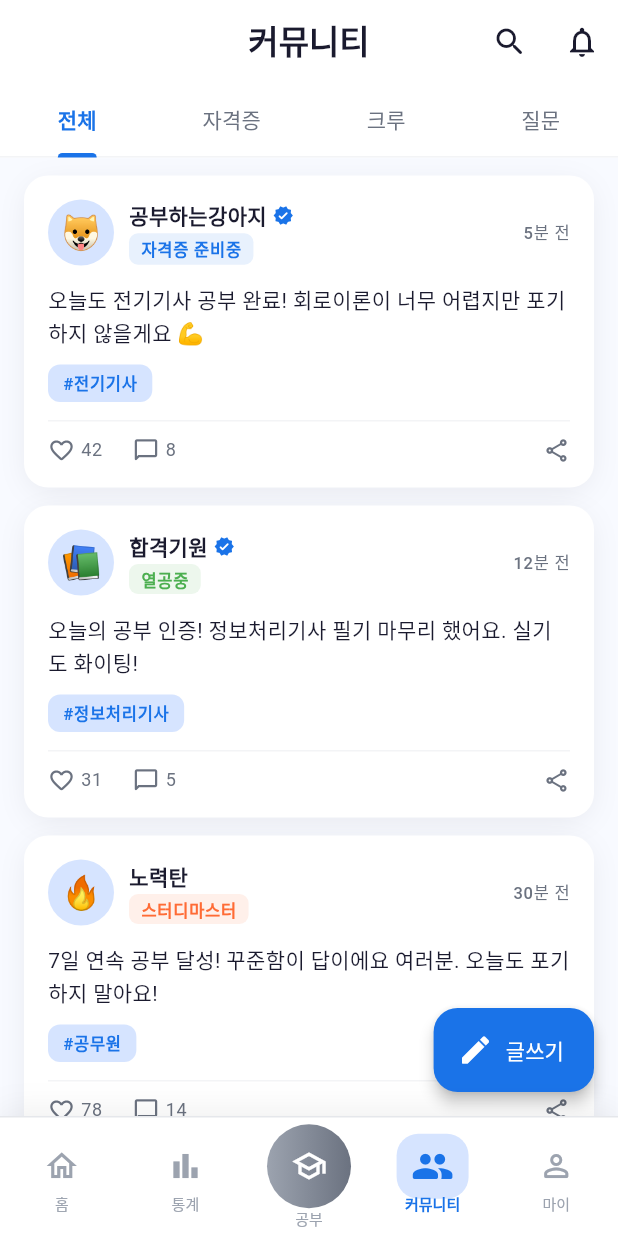
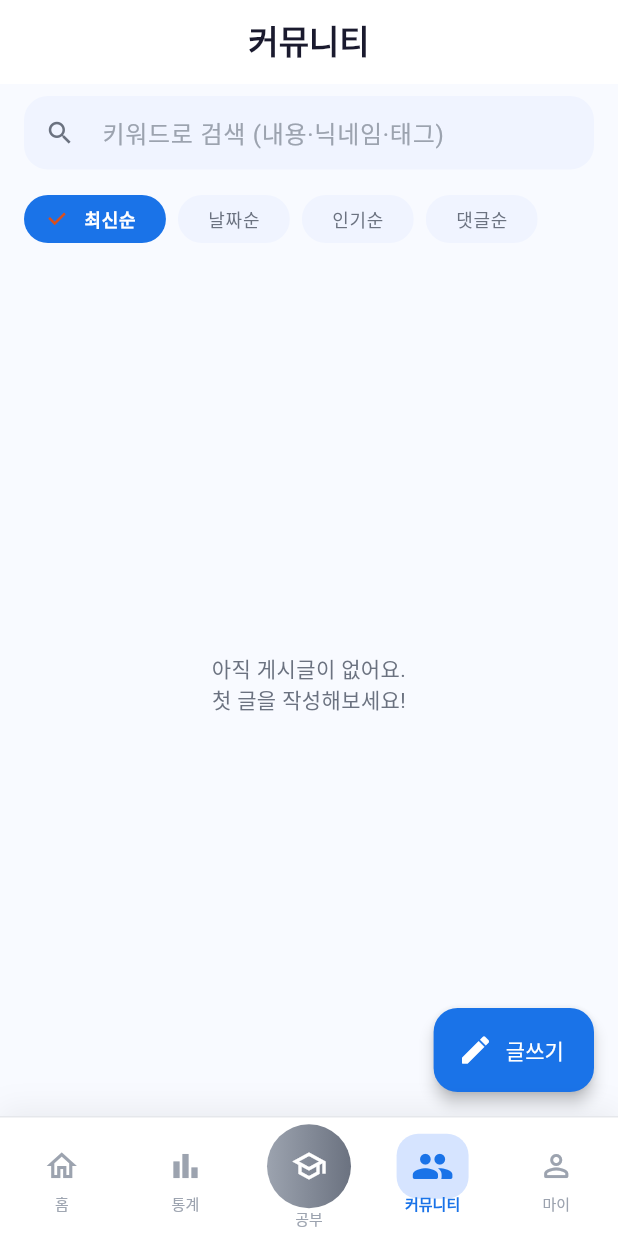
Before and after one commit to anchovy8781/studyfactory, a Flutter app: the CommunityScreen screen opened by its route, on a phone screen of 412 x 824 dp. Run offline on Flutter 3.47's test engine with Material 3 defaults, Android fonts, the phone set to English and light mode, and no system bars; drawn by our look-alikes of flutter_animate; our stand-ins replace camera, cloud_firestore, dio, equatable, firebase_analytics, firebase_auth and 13 more; missing offline and left inert: google_mlkit_face_detection; accounts and stored records are empty; Roboto replaces fonts that are missing (Pretendard).

Commit message:
커뮤니티 글쓰기 + 검색 + 정렬 (Firestore 연동)
- community_screen: 목 데이터 → Firestore posts 실시간 연동
  · 정렬: 최신순/날짜순/인기순/댓글순 (Firestore orderBy)
  · 키워드 검색 (내용·닉네임·태그)
  · 좋아요 증가, 글쓰기 FAB
- create_post_screen 신규: 태그 선택 + 내용 작성 → Firestore 등록
- /community/write 라우트 추가

⚠️ posts 컬렉션은 Firestore 규칙 추가 필요

Co-Authored-By: Claude Opus 4.8 <noreply@anthropic.com>
Claude-Session: https://claude.ai/code/session_01HRsPvkXhWVbZvdjp6zzbXC

```diff
--- a/lib/core/router/app_router.dart
+++ b/lib/core/router/app_router.dart
@@ -38,6 +38,7 @@ import 'package:studyverse/features/study/presentation/study_certification_scree
 import 'package:studyverse/features/study/presentation/study_timer_screen.dart';
 import 'package:studyverse/features/community/presentation/community_screen.dart';
 import 'package:studyverse/features/community/presentation/crew_screen.dart';
+import 'package:studyverse/features/community/presentation/create_post_screen.dart';
 import 'package:studyverse/features/community/presentation/mentor_screen.dart';
 import 'package:studyverse/features/profile/presentation/profile_screen.dart';
 import 'package:studyverse/features/profile/presentation/my_info_screen.dart';
@@ -177,6 +178,13 @@ final appRouterProvider = Provider<GoRouter>((ref) {
         path: '/ad-center',
         pageBuilder: (context, state) =>
             _slidePage(state, const AdCenterScreen()),
+      ),
+
+      // ── Community write ─────────────────────────────────────────────────
+      GoRoute(
+        path: '/community/write',
+        pageBuilder: (context, state) =>
+            _modalPage(state, const CreatePostScreen()),
       ),
 
       // ── Main shell (bottom nav) ─────────────────────────────────────────
--- a/lib/features/community/presentation/community_screen.dart
+++ b/lib/features/community/presentation/community_screen.dart
@@ -1,78 +1,22 @@
+import 'package:cloud_firestore/cloud_firestore.dart';
+import 'package:firebase_auth/firebase_auth.dart';
 import 'package:flutter/material.dart';
-import 'package:flutter_animate/flutter_animate.dart';
 import 'package:flutter_riverpod/flutter_riverpod.dart';
+import 'package:go_router/go_router.dart';
 import 'package:studyverse/core/constants/app_colors.dart';
 import 'package:studyverse/core/constants/app_text_styles.dart';
 
-// ---------------------------------------------------------------------------
-// Mock data
-// ---------------------------------------------------------------------------
-final _posts = [
-  _PostData(
-    avatar: '🐶',
-    nickname: '공부하는강아지',
-    badge: '자격증 준비중',
-    badgeColor: AppColors.primary,
-    content: '오늘도 전기기사 공부 완료! 회로이론이 너무 어렵지만 포기하지 않을게요 💪',
-    certTag: '전기기사',
-    likes: 42,
-    comments: 8,
-    timeAgo: '5분 전',
-    isVerified: true,
-  ),
-  _PostData(
-    avatar: '📚',
-    nickname: '합격기원',
-    badge: '열공중',
-    badgeColor: AppColors.success,
-    content: '오늘의 공부 인증! 정보처리기사 필기 마무리 했어요. 실기도 화이팅!',
-    certTag: '정보처리기사',
-    likes: 31,
-    comments: 5,
-    timeAgo: '12분 전',
-    isVerified: true,
-  ),
-  _PostData(
-    avatar: '🔥',
-    nickname: '노력탄',
-    badge: '스터디마스터',
-    badgeColor: AppColors.accent,
-    content: '7일 연속 공부 달성! 꾸준함이 답이에요 여러분. 오늘도 포기하지 말아요!',
-    certTag: '공무원',
-    likes: 78,
-    comments: 14,
-    timeAgo: '30분 전',
-    isVerified: false,
-  ),
-  _PostData(
-    avatar: '⚡',
-    nickname: '집중탄갑',
-    badge: '자격증 준비중',
-    badgeColor: AppColors.primary,
-    content: '전기기사 실기 준비 D-30. 매일 3시간씩 공부 중입니다. 같이 공부해요!',
-    certTag: '전기기사',
-    likes: 19,
-    comments: 3,
-    timeAgo: '1시간 전',
-    isVerified: false,
-  ),
-  _PostData(
-    avatar: '🌟',
-    nickname: '포기란없다',
-    badge: '고수',
-    badgeColor: AppColors.warning,
-    content: '드디어 정보처리기사 합격했어요!! 2번 만에 붙었네요 ㅠㅠ 감사합니다 여러분!',
-    certTag: '정보처리기사',
-    likes: 156,
-    comments: 32,
-    timeAgo: '2시간 전',
-    isVerified: true,
-  ),
-];
+enum _Sort { latest, oldest, popular, comments }
 
-// ---------------------------------------------------------------------------
-// Screen
-// ---------------------------------------------------------------------------
+extension on _Sort {
+  String get label => switch (this) {
+        _Sort.latest => '최신순',
+        _Sort.oldest => '날짜순',
+        _Sort.popular => '인기순',
+        _Sort.comments => '댓글순',
+      };
+}
+
 class CommunityScreen extends ConsumerStatefulWidget {
   const CommunityScreen({super.key});
 
@@ -80,23 +24,12 @@ class CommunityScreen extends ConsumerStatefulWidget {
   ConsumerState<CommunityScreen> createState() => _CommunityScreenState();
 }
 
-class _CommunityScreenState extends ConsumerState<CommunityScreen>
-    with SingleTickerProviderStateMixin {
-  late TabController _tabController;
-  final _tabs = ['전체', '자격증', '크루', '질문'];
-  final Set<int> _likedPosts = {};
+class _CommunityScreenState extends ConsumerState<CommunityScreen> {
+  _Sort _sort = _Sort.latest;
+  String _query = '';
 
-  @override
-  void initState() {
-    super.initState();
-    _tabController = TabController(length: 4, vsync: this);
-  }
-
-  @override
-  void dispose() {
-    _tabController.dispose();
-    super.dispose();
-  }
+  CollectionReference<Map<String, dynamic>> get _posts =>
+      FirebaseFirestore.instance.collection('posts');
 
   @override
   Widget build(BuildContext context) {
@@ -107,89 +40,149 @@ class _CommunityScreenState extends ConsumerState<CommunityScreen>
         elevation: 0,
         centerTitle: true,
         title: Text('커뮤니티', style: AppTextStyles.titleLarge),
-        actions: [
-          IconButton(
-            icon: const Icon(Icons.search_rounded, color: AppColors.textPrimary),
-            onPressed: () {},
-          ),
-          IconButton(
-            icon: const Icon(Icons.notifications_outlined, color: AppColors.textPrimary),
-            onPressed: () {},
-          ),
-        ],
-        bottom: TabBar(
-          controller: _tabController,
-          tabs: _tabs.map((t) => Tab(text: t)).toList(),
-          labelStyle: AppTextStyles.labelLarge.copyWith(fontWeight: FontWeight.w700),
-          unselectedLabelStyle: AppTextStyles.labelLarge,
-          labelColor: AppColors.primary,
-          unselectedLabelColor: AppColors.textSecondary,
-          indicatorColor: AppColors.primary,
-          indicatorWeight: 3,
-          indicatorSize: TabBarIndicatorSize.label,
-        ),
       ),
-      body: TabBarView(
-        controller: _tabController,
+      floatingActionButton: FloatingActionButton.extended(
+        onPressed: () => context.push('/community/write'),
+        backgroundColor: AppColors.primary,
+        icon: const Icon(Icons.edit_rounded, color: Colors.white),
+        label: const Text('글쓰기', style: TextStyle(color: Colors.white)),
+      ),
+      body: Column(
         children: [
-          _buildFeed(),
-          _buildFeed(tag: '자격증'),
-          const Center(child: Text('크루 탭')),
-          _buildFeed(),
+          _buildSearchBar(),
+          _buildSortChips(),
+          Expanded(child: _buildPostList()),
         ],
       ),
-      floatingActionButton: FloatingActionButton.extended(
-        onPressed: () {},
-        backgroundColor: AppColors.primary,
-        icon: const Icon(Icons.edit_rounded, color: Colors.white),
-        label: Text('글쓰기', style: AppTextStyles.labelLarge.copyWith(color: Colors.white)),
-      ).animate().scale(delay: 300.ms),
     );
   }
 
-  Widget _buildFeed({String? tag}) {
-    final filtered = tag == null ? _posts : _posts.where((p) => p.certTag == tag).toList();
-    return ListView.builder(
-      padding: const EdgeInsets.symmetric(horizontal: 16, vertical: 12),
-      itemCount: filtered.length,
-      itemBuilder: (context, i) {
-        return _PostCard(
-          post: filtered[i],
-          index: i,
-          isLiked: _likedPosts.contains(i),
-          onLike: () => setState(() {
-            if (_likedPosts.contains(i)) {
-              _likedPosts.remove(i);
-            } else {
-              _likedPosts.add(i);
-            }
-          }),
+  Widget _buildSearchBar() {
+    return Padding(
+      padding: const EdgeInsets.fromLTRB(16, 8, 16, 4),
+      child: TextField(
+        onChanged: (v) => setState(() => _query = v.trim().toLowerCase()),
+        decoration: InputDecoration(
+          isDense: true,
+          hintText: '키워드로 검색 (내용·닉네임·태그)',
+          prefixIcon: const Icon(Icons.search, size: 20),
+          filled: true,
+          fillColor: AppColors.surfaceVariant,
+          contentPadding: const EdgeInsets.symmetric(vertical: 12),
+          border: OutlineInputBorder(
+            borderRadius: BorderRadius.circular(12),
+            borderSide: BorderSide.none,
+          ),
+        ),
+      ),
+    );
+  }
+
+  Widget _buildSortChips() {
+    return SizedBox(
+      height: 44,
+      child: ListView(
+        scrollDirection: Axis.horizontal,
+        padding: const EdgeInsets.symmetric(horizontal: 12),
+        children: _Sort.values.map((s) {
+          final selected = s == _sort;
+          return Padding(
+            padding: const EdgeInsets.symmetric(horizontal: 4),
+            child: ChoiceChip(
+              label: Text(s.label),
+              selected: selected,
+              onSelected: (_) => setState(() => _sort = s),
+              selectedColor: AppColors.primary,
+              labelStyle: TextStyle(
+                color: selected ? Colors.white : AppColors.textSecondary,
+                fontWeight: selected ? FontWeight.w700 : FontWeight.w500,
+              ),
+              backgroundColor: AppColors.surfaceVariant,
+              shape: RoundedRectangleBorder(
+                borderRadius: BorderRadius.circular(20),
+                side: BorderSide.none,
+              ),
+            ),
+          );
+        }).toList(),
+      ),
+    );
+  }
+
+  Query<Map<String, dynamic>> _sortedQuery() {
+    switch (_sort) {
+      case _Sort.latest:
+        return _posts.orderBy('createdAt', descending: true);
+      case _Sort.oldest:
+        return _posts.orderBy('createdAt', descending: false);
+      case _Sort.popular:
+        return _posts.orderBy('likes', descending: true);
+      case _Sort.comments:
+        return _posts.orderBy('commentCount', descending: true);
+    }
+  }
+
+  Widget _buildPostList() {
+    return StreamBuilder<QuerySnapshot<Map<String, dynamic>>>(
+      stream: _sortedQuery().snapshots(),
+      builder: (context, snapshot) {
+        if (snapshot.hasError) {
+          return _empty('게시글을 불러올 수 없습니다.\nFirestore 규칙에 posts 컬렉션 권한을 추가하세요.');
+        }
+        if (!snapshot.hasData) {
+          return const Center(child: CircularProgressIndicator());
+        }
+        var docs = snapshot.data!.docs;
+        if (_query.isNotEmpty) {
+          docs = docs.where((d) {
+            final m = d.data();
+            final hay =
+                '${m['content'] ?? ''} ${m['authorName'] ?? ''} ${m['certTag'] ?? ''}'
+                    .toLowerCase();
+            return hay.contains(_query);
+          }).toList();
+        }
+        if (docs.isEmpty) {
+          return _empty(_query.isEmpty
+              ? '아직 게시글이 없어요.\n첫 글을 작성해보세요!'
+              : '검색 결과가 없습니다.');
+        }
+        return ListView.separated(
+          padding: const EdgeInsets.fromLTRB(16, 8, 16, 96),
+          itemCount: docs.length,
+          separatorBuilder: (_, __) => const SizedBox(height: 12),
+          itemBuilder: (context, i) => _PostCard(doc: docs[i]),
         );
       },
     );
   }
+
+  Widget _empty(String text) => Center(
+        child: Padding(
+          padding: const EdgeInsets.all(32),
+          child: Text(text,
+              textAlign: TextAlign.center,
+              style: AppTextStyles.bodyMedium
+                  .copyWith(color: AppColors.textSecondary)),
+        ),
+      );
 }
 
-// ---------------------------------------------------------------------------
-// Post card widget
-// ---------------------------------------------------------------------------
 class _PostCard extends StatelessWidget {
-  const _PostCard({
-    required this.post,
-    required this.index,
-    required this.isLiked,
-    required this.onLike,
-  });
-
-  final _PostData post;
-  final int index;
-  final bool isLiked;
-  final VoidCallback onLike;
+  const _PostCard({required this.doc});
+  final QueryDocumentSnapshot<Map<String, dynamic>> doc;
 
   @override
   Widget build(BuildContext context) {
+    final m = doc.data();
+    final name = (m['authorName'] as String?) ?? '익명';
+    final content = (m['content'] as String?) ?? '';
+    final tag = (m['certTag'] as String?) ?? '';
+    final likes = (m['likes'] as num?)?.toInt() ?? 0;
+    final comments = (m['commentCount'] as num?)?.toInt() ?? 0;
+    final ts = (m['createdAt'] as Timestamp?)?.toDate();
+
     return Container(
-      margin: const EdgeInsets.only(bottom: 12),
       padding: const EdgeInsets.all(16),
       decoration: BoxDecoration(
         color: AppColors.surface,
@@ -199,144 +192,100 @@ class _PostCard extends StatelessWidget {
       child: Column(
         crossAxisAlignment: CrossAxisAlignment.start,
         children: [
-          // Header
           Row(
             children: [
-              Container(
-                width: 44,
-                height: 44,
-                decoration: BoxDecoration(
-                  color: AppColors.primaryContainer,
-                  shape: BoxShape.circle,
-                ),
-                child: Center(
-                  child: Text(post.avatar, style: const TextStyle(fontSize: 22)),
-                ),
+              CircleAvatar(
+                radius: 18,
+                backgroundColor: AppColors.primaryContainer,
+                child: Text(name.isNotEmpty ? name.substring(0, 1) : '?',
+                    style: const TextStyle(
+                        color: AppColors.primary, fontWeight: FontWeight.w700)),
               ),
               const SizedBox(width: 10),
               Expanded(
                 child: Column(
                   crossAxisAlignment: CrossAxisAlignment.start,
                   children: [
-                    Row(
-                      children: [
-                        Text(post.nickname,
-                            style: AppTextStyles.bodyMedium.copyWith(
-                                fontWeight: FontWeight.w700, color: AppColors.textPrimary)),
-                        if (post.isVerified) ...[
-                          const SizedBox(width: 4),
-                          const Icon(Icons.verified_rounded,
-                              color: AppColors.primary, size: 14),
-                        ],
-                      ],
-                    ),
-                    const SizedBox(height: 2),
-                    Container(
-                      padding: const EdgeInsets.symmetric(horizontal: 8, vertical: 2),
-                      decoration: BoxDecoration(
-                        color: post.badgeColor.withOpacity(0.1),
-                        borderRadius: BorderRadius.circular(6),
-                      ),
-                      child: Text(
-                        post.badge,
-                        style: AppTextStyles.labelSmall.copyWith(
-                            color: post.badgeColor, fontWeight: FontWeight.w600),
-                      ),
-                    ),
+                    Text(name,
+                        style: AppTextStyles.bodyMedium
+                            .copyWith(fontWeight: FontWeight.w700)),
+                    Text(_timeAgo(ts),
+                        style: AppTextStyles.labelSmall
+                            .copyWith(color: AppColors.textSecondary)),
                   ],
                 ),
               ),
-              Text(post.timeAgo,
-                  style: AppTextStyles.labelSmall.copyWith(color: AppColors.textSecondary)),
+              if (tag.isNotEmpty)
+                Container(
+                  padding:
+                      const EdgeInsets.symmetric(horizontal: 8, vertical: 4),
+                  decoration: BoxDecoration(
+                    color: AppColors.primaryContainer,
+                    borderRadius: BorderRadius.circular(8),
+                  ),
+                  child: Text(tag,
+                      style: AppTextStyles.labelSmall
+                          .copyWith(color: AppColors.primary)),
+                ),
             ],
           ),
           const SizedBox(height: 12),
-          // Content
-          Text(post.content,
-              style: AppTextStyles.bodyMedium.copyWith(color: AppColors.textPrimary, height: 1.5)),
-          const SizedBox(height: 10),
-          // Tag
-          Container(
-            padding: const EdgeInsets.symmetric(horizontal: 10, vertical: 4),
-            decoration: BoxDecoration(
-              color: AppColors.primaryContainer,
-              borderRadius: BorderRadius.circular(8),
-            ),
-            child: Text(
-              '#${post.certTag}',
-              style: AppTextStyles.labelSmall.copyWith(
-                  color: AppColors.primary, fontWeight: FontWeight.w600),
-            ),
-          ),
+          Text(content, style: AppTextStyles.bodyMedium.copyWith(height: 1.5)),
           const SizedBox(height: 12),
-          const Divider(color: AppColors.divider, height: 1),
-          const SizedBox(height: 10),
-          // Actions
           Row(
             children: [
-              GestureDetector(
-                onTap: onLike,
-                child: Row(
-                  children: [
-                    Icon(
-                      isLiked ? Icons.favorite_rounded : Icons.favorite_border_rounded,
-                      color: isLiked ? AppColors.error : AppColors.textSecondary,
-                      size: 18,
-                    ),
-                    const SizedBox(width: 4),
-                    Text(
-                      '${post.likes + (isLiked ? 1 : 0)}',
-                      style: AppTextStyles.bodySmall.copyWith(
-                          color: isLiked ? AppColors.error : AppColors.textSecondary),
-                    ),
-                  ],
-                ),
+              _action(
+                icon: Icons.favorite_border_rounded,
+                count: likes,
+                onTap: () => doc.reference
+                    .update({'likes': FieldValue.increment(1)}).catchError((_) {}),
               ),
               const SizedBox(width: 20),
-              Row(
-                children: [
-                  const Icon(Icons.chat_bubble_outline_rounded,
-                      color: AppColors.textSecondary, size: 18),
-                  const SizedBox(width: 4),
-                  Text('${post.comments}',
-                      style: AppTextStyles.bodySmall.copyWith(color: AppColors.textSecondary)),
-                ],
-              ),
-              const Spacer(),
-              const Icon(Icons.share_outlined, color: AppColors.textSecondary, size: 18),
+              _action(
+                  icon: Icons.chat_bubble_outline_rounded, count: comments),
             ],
           ),
         ],
       ),
-    ).animate().fadeIn(duration: 300.ms, delay: (index * 60).ms).slideY(begin: 0.05);
+    );
+  }
+
+  Widget _action({required IconData icon, required int count, VoidCallback? onTap}) {
+    return InkWell(
+      onTap: onTap,
+      child: Row(
+        children: [
+          Icon(icon, size: 18, color: AppColors.textSecondary),
+          const SizedBox(width: 4),
+          Text('$count',
+              style: AppTextStyles.labelMedium
+                  .copyWith(color: AppColors.textSecondary)),
+        ],
+      ),
+    );
+  }
+
+  String _timeAgo(DateTime? t) {
+    if (t == null) return '방금 전';
+    final diff = DateTime.now().difference(t);
+    if (diff.inMinutes < 1) return '방금 전';
+    if (diff.inMinutes < 60) return '${diff.inMinutes}분 전';
+    if (diff.inHours < 24) return '${diff.inHours}시간 전';
+    return '${diff.inDays}일 전';
   }
 }
 
-// ---------------------------------------------------------------------------
-// Data model
-// ---------------------------------------------------------------------------
-class _PostData {
-  final String avatar;
-  final String nickname;
-  final String badge;
-  final Color badgeColor;
-  final String content;
-  final String certTag;
-  final int likes;
-  final int comments;
-  final String timeAgo;
-  final bool isVerified;
-
-  const _PostData({
-    required this.avatar,
-    required this.nickname,
-    required this.badge,
-    required this.badgeColor,
-    required this.content,
-    required this.certTag,
-    required this.likes,
-    required this.comments,
-    required this.timeAgo,
-    required this.isVerified,
+/// Helper used by the write screen to publish a post.
+Future<void> createPost(String content, String certTag) async {
+  final user = FirebaseAuth.instance.currentUser;
+  if (user == null) throw '로그인이 필요합니다.';
+  await FirebaseFirestore.instance.collection('posts').add({
+    'authorId': user.uid,
+    'authorName': user.displayName ?? '익명',
+    'content': content.trim(),
+    'certTag': certTag.trim(),
+    'likes': 0,
+    'commentCount': 0,
+    'createdAt': FieldValue.serverTimestamp(),
   });
 }
```
Also changed, not shown: lib/features/community/presentation/create_post_screen.dart (added, +119 -0 lines).
